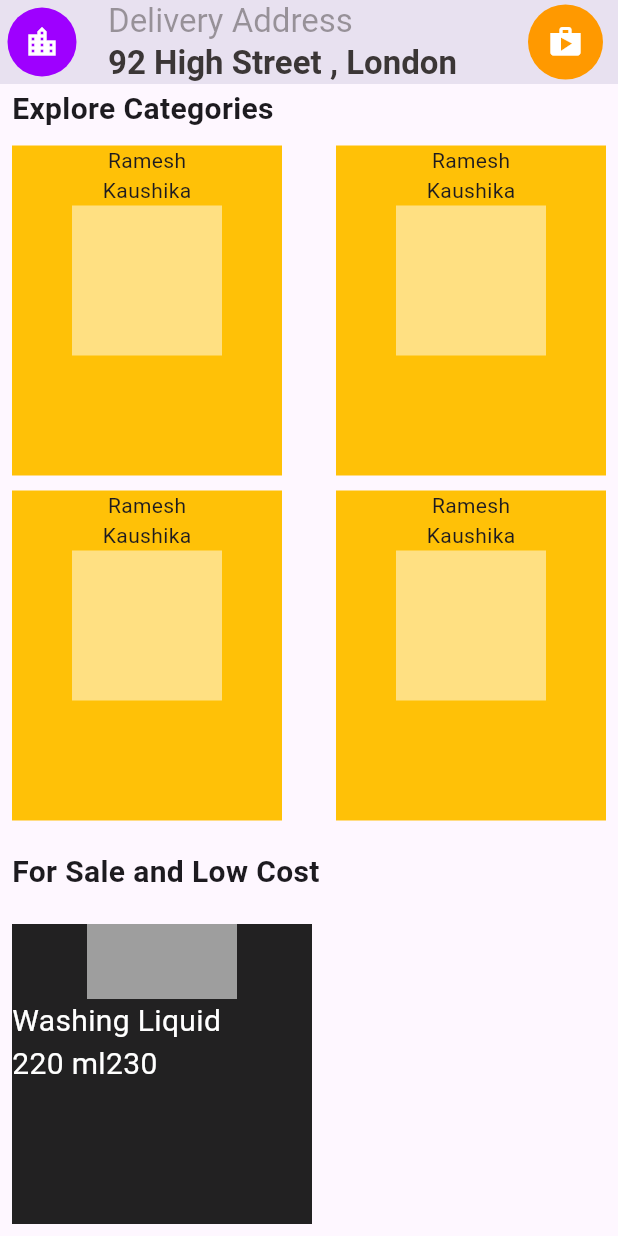
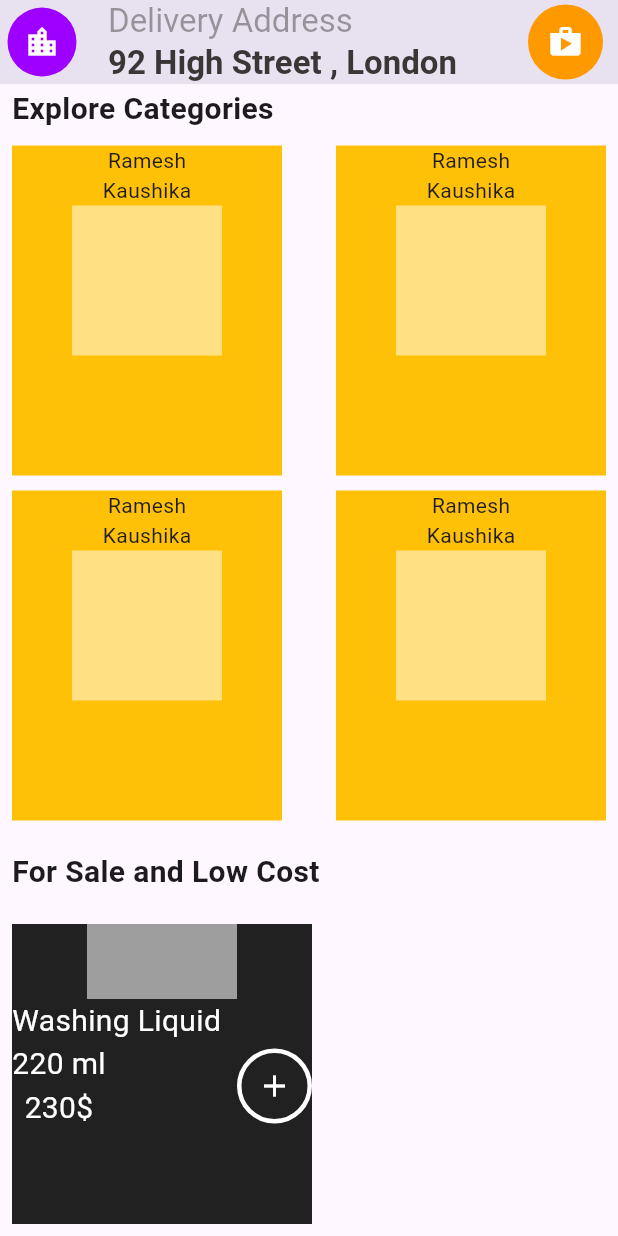
Before and after one commit to Ramesh-Kaushika/flutter_fund, a Flutter app: the screen it shows after launch, scrolled down 96 dp, on a phone screen of 412 x 824 dp. Run offline on Flutter 3.47's test engine with Material 3 defaults, Android fonts, the phone set to English and light mode, and no system bars.

Commit message:
page one done app 03

```diff
--- a/lib/widgets/add_cont.dart
+++ b/lib/widgets/add_cont.dart
@@ -24,16 +24,36 @@ class AddContWid extends StatelessWidget {
             "Washing Liquid",
             style: TextStyle(color: Colors.white, fontSize: 20),
           ),
-          const Row(
+          Row(
+            mainAxisAlignment: MainAxisAlignment.spaceBetween,
+            children: [
+              const Column(
                 children: [
                   Text(
                     "220 ml",
                     style: TextStyle(color: Colors.white, fontSize: 20),
                   ),
                   Text(
-                "230",
+                    "230\$",
                     style: TextStyle(color: Colors.white, fontSize: 20),
                   ),
+                ],
+              ),
+              Container(
+                width: 50,
+                height: 50,
+                decoration: BoxDecoration(
+                  borderRadius: BorderRadius.circular(100),
+                  border: Border.all(
+                    color: Colors.white,
+                    width: 3,
+                  )
+                ),
+                child: const Center(
+                  child: Icon(Icons.add, color: Colors.white,),
+                ),
+              )
+
             ],
           )
         ],
```
Lines whose indentation alone changed are shown as unchanged.
